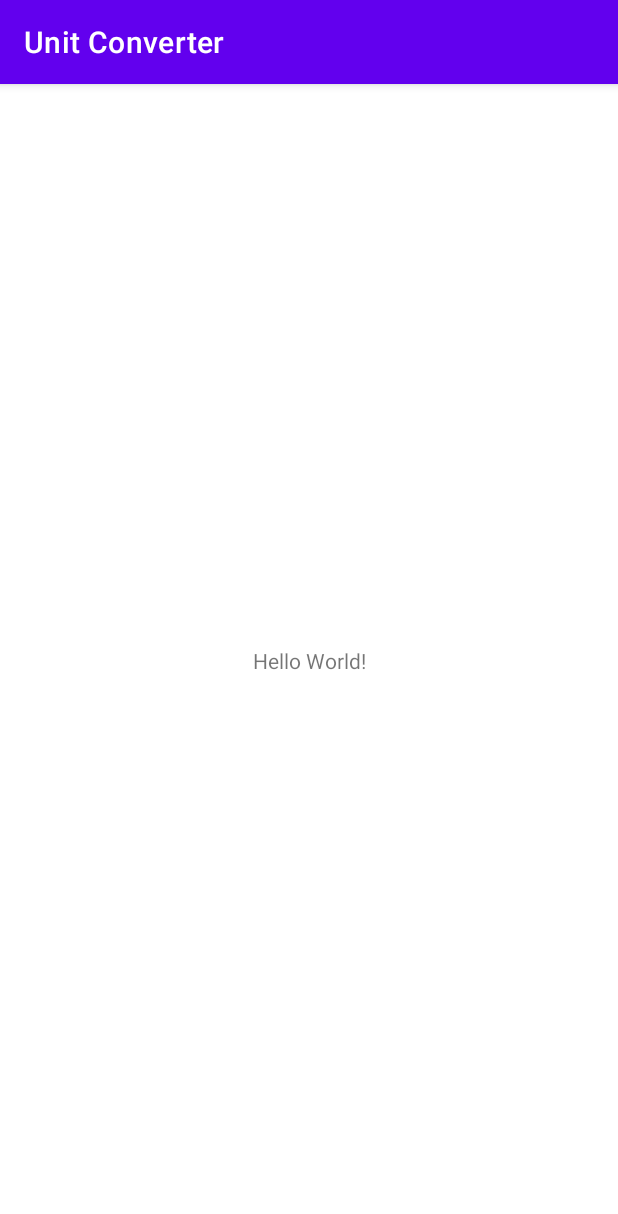
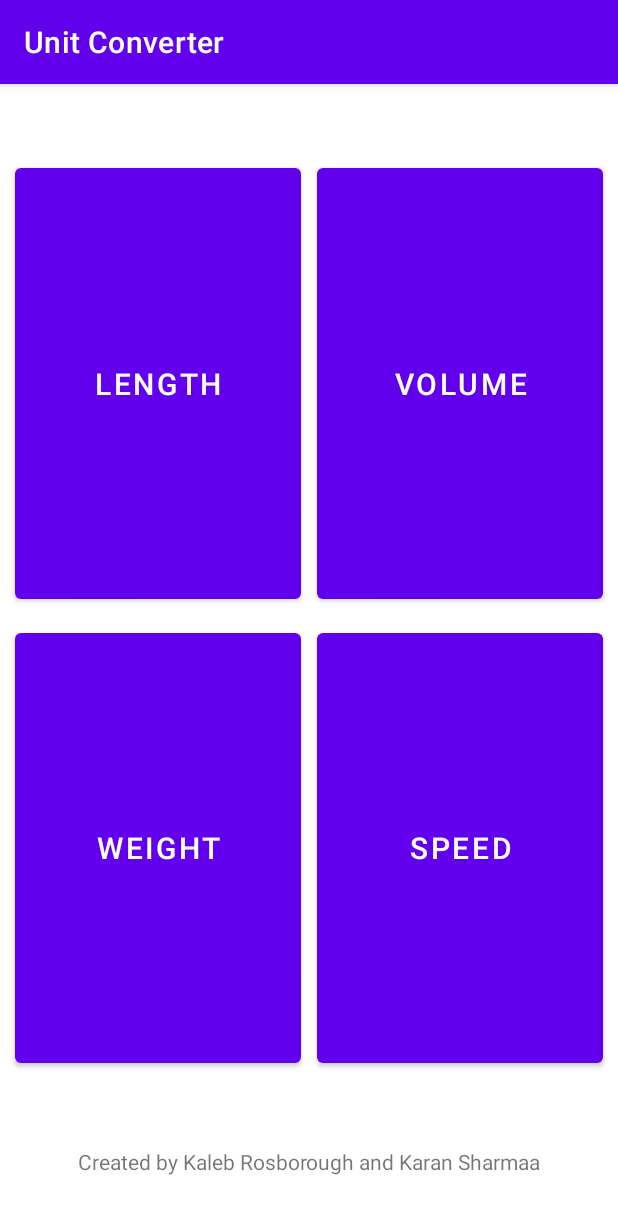
Before and after one commit to Shock9616/UnitConverterApp, an Android app: the screen it shows after launch (MainActivity), on a phone screen of 412 x 824 dp. Shown: the top 1214 px of the screen. Run offline under Robolectric (Android 15) with nearby library versions, the phone set to English and light mode, and no system bars.

Commit message:
Initial landing screen design

```diff
--- /dev/null
+++ b/Android/UnitConverter/app/src/main/res/layout/activity_length.xml
@@ -0,0 +1,6 @@
+<?xml version="1.0" encoding="utf-8"?>
+<androidx.constraintlayout.widget.ConstraintLayout xmlns:android="http://schemas.android.com/apk/res/android"
+                                                   android:layout_width="match_parent"
+                                                   android:layout_height="match_parent">
+
+</androidx.constraintlayout.widget.ConstraintLayout>
--- a/Android/UnitConverter/app/src/main/res/layout/activity_main.xml
+++ b/Android/UnitConverter/app/src/main/res/layout/activity_main.xml
@@ -6,13 +6,45 @@
         android:layout_width="match_parent"
         android:layout_height="match_parent"
         tools:context=".MainActivity">
+    <Button
+            android:text="@string/length_button"
+            android:layout_width="0dp"
+            android:layout_height="0dp" android:id="@+id/length_button"
+            app:layout_constraintStart_toStartOf="parent"
+            android:layout_marginStart="10dp" app:layout_constraintTop_toTopOf="parent"
+            android:layout_marginTop="50dp" app:layout_constraintEnd_toStartOf="@+id/volume_button"
+            android:layout_marginEnd="5dp" android:layout_marginBottom="5dp"
+            app:layout_constraintBottom_toTopOf="@+id/weight_button" android:textSize="20sp"/>
+    <Button
+            android:text="@string/volume_button"
+            android:layout_width="0dp"
+            android:layout_height="0dp" android:id="@+id/volume_button"
+            app:layout_constraintEnd_toEndOf="parent"
+            android:layout_marginEnd="10dp" app:layout_constraintTop_toTopOf="parent" android:layout_marginTop="50dp"
+            app:layout_constraintStart_toEndOf="@+id/length_button" android:layout_marginStart="5dp"
+            android:layout_marginBottom="5dp" app:layout_constraintBottom_toTopOf="@+id/speed_button"
+            android:textSize="20sp"/>
+    <Button
+            android:text="@string/weight_button"
+            android:layout_width="0dp"
+            android:layout_height="0dp" android:id="@+id/weight_button"
+            app:layout_constraintStart_toStartOf="parent" android:layout_marginStart="10dp"
+            app:layout_constraintTop_toBottomOf="@+id/length_button" app:layout_constraintBottom_toTopOf="@+id/textView2"
+            app:layout_constraintEnd_toStartOf="@+id/speed_button" android:layout_marginEnd="5dp"
+            android:layout_marginTop="5dp" android:layout_marginBottom="50dp" android:textSize="20sp"/>
+    <Button
+            android:text="@string/speed_button"
+            android:layout_width="0dp"
+            android:layout_height="0dp" android:id="@+id/speed_button"
+            app:layout_constraintEnd_toEndOf="parent" android:layout_marginEnd="10dp"
+            app:layout_constraintTop_toBottomOf="@+id/volume_button" app:layout_constraintBottom_toTopOf="@+id/textView2"
+            android:layout_marginStart="5dp" app:layout_constraintStart_toEndOf="@+id/weight_button"
+            android:layout_marginTop="5dp" android:layout_marginBottom="50dp" android:textSize="20sp"/>
     <TextView
-            android:layout_width="wrap_content"
-            android:layout_height="wrap_content"
-            android:text="Hello World!"
-            app:layout_constraintBottom_toBottomOf="parent"
-            app:layout_constraintLeft_toLeftOf="parent"
-            app:layout_constraintRight_toRightOf="parent"
-            app:layout_constraintTop_toTopOf="parent"/>
-
+            android:text="@string/createdby_label"
+            android:layout_width="347dp"
+            android:layout_height="59dp" android:id="@+id/textView2"
+            android:textSize="14sp" android:textAlignment="center" app:layout_constraintStart_toStartOf="parent"
+            app:layout_constraintEnd_toEndOf="parent" app:layout_constraintBottom_toBottomOf="parent"
+            app:layout_constraintTop_toBottomOf="@+id/weight_button"/>
 </androidx.constraintlayout.widget.ConstraintLayout>
--- a/Android/UnitConverter/app/src/main/res/values/strings.xml
+++ b/Android/UnitConverter/app/src/main/res/values/strings.xml
@@ -1,3 +1,9 @@
 <resources>
     <string name="app_name">Unit Converter</string>
+    <string name="appname_label">Unit Converter</string>
+    <string name="length_button">Length</string>
+    <string name="volume_button">Volume</string>
+    <string name="weight_button">Weight</string>
+    <string name="speed_button">Speed</string>
+    <string name="createdby_label">Created by Kaleb Rosborough and Karan Sharmaa</string>
 </resources>
```
